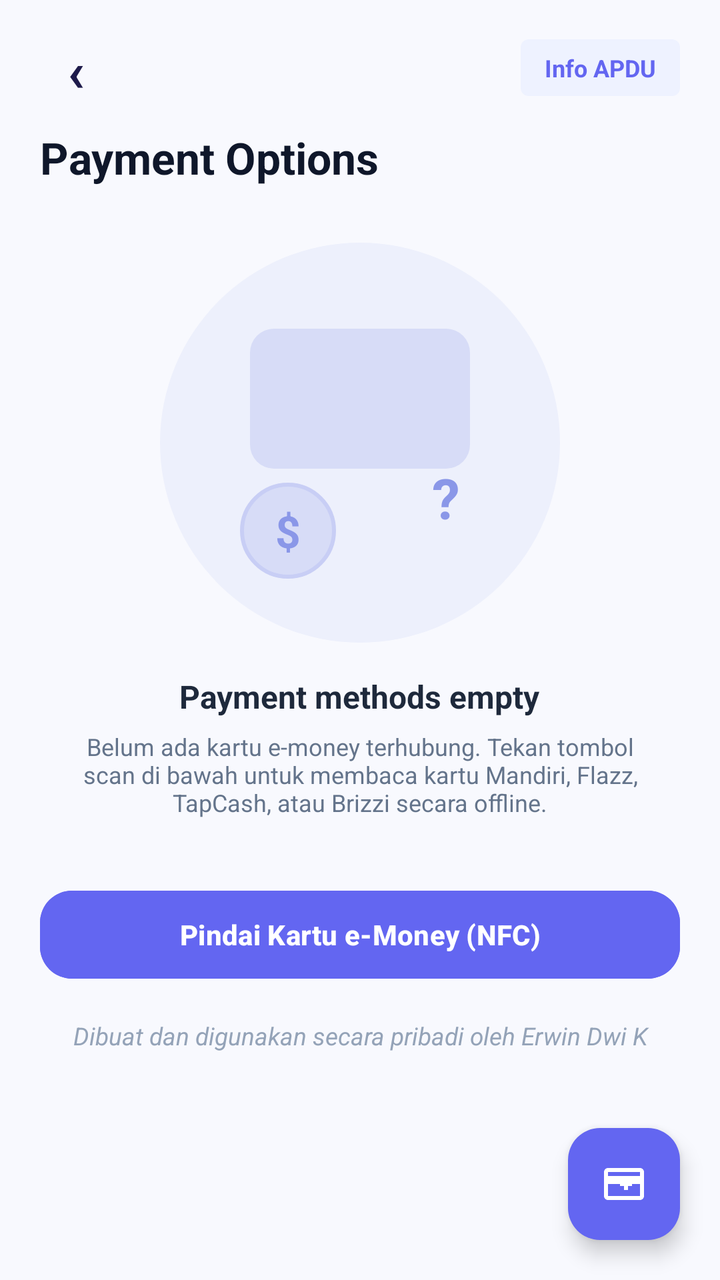
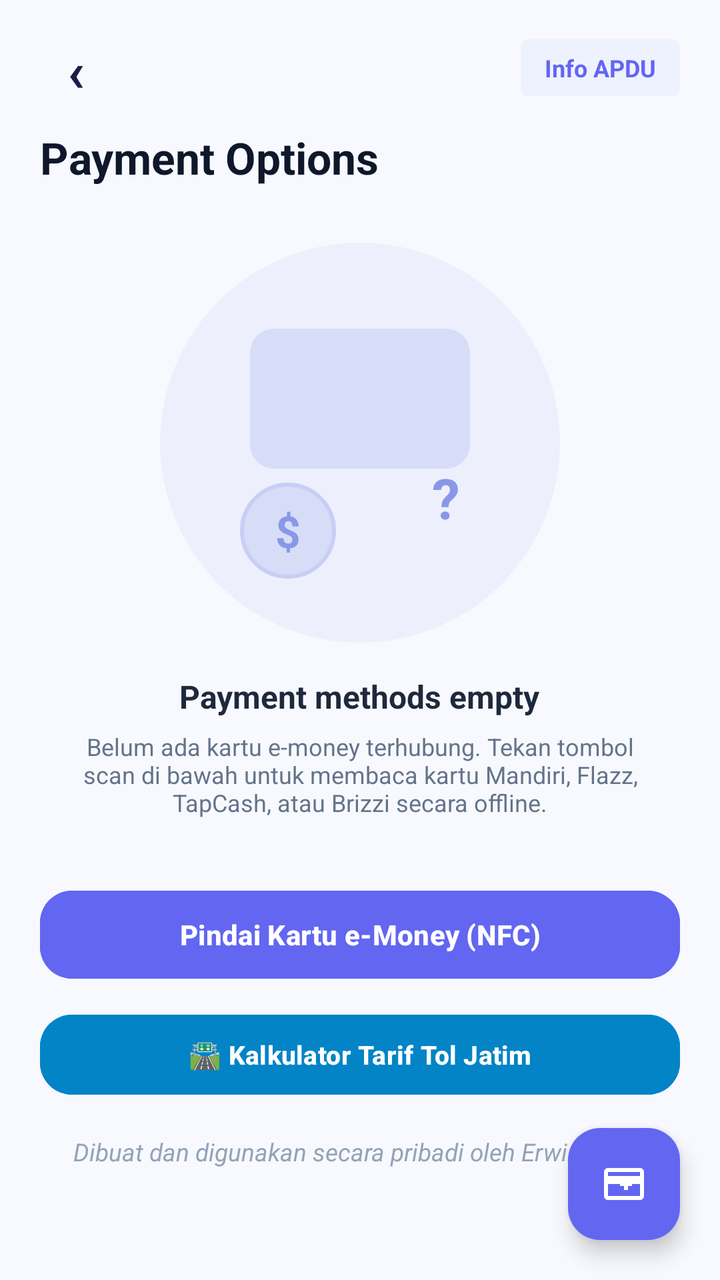

Compare the two renders of this Android layout. The source of the first and the diff that turns it into the second are given below.
<!-- AndroidManifest.xml: application theme Theme.NfcEMoneyReader -->
<!-- res/layout/activity_main.xml -->
<?xml version="1.0" encoding="utf-8"?>
<androidx.coordinatorlayout.widget.CoordinatorLayout
    xmlns:android="http://schemas.android.com/apk/res/android"
    xmlns:app="http://schemas.android.com/apk/res-auto"
    xmlns:tools="http://schemas.android.com/tools"
    android:id="@+id/rootCoordinator"
    android:layout_width="match_parent"
    android:layout_height="match_parent"
    android:fitsSystemWindows="true"
    android:background="#F8F9FE">

    
    <androidx.core.widget.NestedScrollView
        android:layout_width="match_parent"
        android:layout_height="match_parent"
        android:fillViewport="true">

        <LinearLayout
            android:layout_width="match_parent"
            android:layout_height="wrap_content"
            android:orientation="vertical"
            android:paddingHorizontal="20dp"
            android:paddingTop="16dp"
            android:paddingBottom="36dp">

            
            <RelativeLayout
                android:layout_width="match_parent"
                android:layout_height="wrap_content"
                android:layout_marginBottom="12dp">

                <TextView
                    android:id="@+id/btnNavBack"
                    android:layout_width="36dp"
                    android:layout_height="36dp"
                    android:layout_alignParentStart="true"
                    android:layout_centerVertical="true"
                    android:gravity="center"
                    android:text="‹"
                    android:textColor="#1E1B4B"
                    android:textSize="28sp"
                    android:textStyle="bold" />

                <TextView
                    android:id="@+id/btnSkipOrAction"
                    android:layout_width="wrap_content"
                    android:layout_height="wrap_content"
                    android:layout_alignParentEnd="true"
                    android:layout_centerVertical="true"
                    android:paddingHorizontal="12dp"
                    android:paddingVertical="6dp"
                    android:background="@drawable/bg_badge_rounded"
                    android:backgroundTint="#EEF2FF"
                    android:text="Info APDU"
                    android:textColor="#6366F1"
                    android:textSize="12sp"
                    android:textStyle="bold" />
            </RelativeLayout>

            
            <LinearLayout
                android:id="@+id/layoutStateHome"
                android:layout_width="match_parent"
                android:layout_height="wrap_content"
                android:orientation="vertical"
                android:visibility="visible">

                <TextView
                    android:layout_width="wrap_content"
                    android:layout_height="wrap_content"
                    android:text="Payment Options"
                    android:textColor="#0F172A"
                    android:textSize="22sp"
                    android:textStyle="bold"
                    android:layout_marginBottom="16dp" />

                
                <LinearLayout
                    android:layout_width="match_parent"
                    android:layout_height="wrap_content"
                    android:gravity="center"
                    android:orientation="vertical"
                    android:layout_marginVertical="12dp">

                    <FrameLayout
                        android:layout_width="200dp"
                        android:layout_height="200dp"
                        android:background="@drawable/bg_empty_circle">

                        
                        <View
                            android:layout_width="110dp"
                            android:layout_height="70dp"
                            android:layout_gravity="center"
                            android:layout_marginBottom="22dp"
                            android:background="@drawable/bg_ghost_card" />

                        
                        <TextView
                            android:layout_width="48dp"
                            android:layout_height="48dp"
                            android:layout_gravity="bottom|start"
                            android:layout_marginStart="40dp"
                            android:layout_marginBottom="32dp"
                            android:background="@drawable/bg_coin_circle"
                            android:gravity="center"
                            android:text="$"
                            android:textColor="#8A97E8"
                            android:textSize="22sp"
                            android:textStyle="bold" />

                        
                        <TextView
                            android:layout_width="wrap_content"
                            android:layout_height="wrap_content"
                            android:layout_gravity="bottom|end"
                            android:layout_marginEnd="50dp"
                            android:layout_marginBottom="54dp"
                            android:text="?"
                            android:textColor="#8A97E8"
                            android:textSize="28sp"
                            android:textStyle="bold" />
                    </FrameLayout>

                    <TextView
                        android:layout_width="wrap_content"
                        android:layout_height="wrap_content"
                        android:layout_marginTop="16dp"
                        android:text="Payment methods empty"
                        android:textColor="#1E293B"
                        android:textSize="16sp"
                        android:textStyle="bold" />

                    <TextView
                        android:layout_width="wrap_content"
                        android:layout_height="wrap_content"
                        android:layout_marginTop="6dp"
                        android:gravity="center"
                        android:paddingHorizontal="16dp"
                        android:text="Belum ada kartu e-money terhubung. Tekan tombol scan di bawah untuk membaca kartu Mandiri, Flazz, TapCash, atau Brizzi secara offline."
                        android:textColor="#64748B"
                        android:textSize="12sp" />
                </LinearLayout>

                
                <com.google.android.material.button.MaterialButton
                    android:id="@+id/btnMainScanNfc"
                    android:layout_width="match_parent"
                    android:layout_height="52dp"
                    android:layout_marginTop="20dp"
                    android:backgroundTint="#6366F1"
                    android:text="Pindai Kartu e-Money (NFC)"
                    android:textAllCaps="false"
                    android:textColor="#FFFFFF"
                    android:textSize="14sp"
                    android:textStyle="bold"
                    app:cornerRadius="16dp" />
            </LinearLayout>

            
            <LinearLayout
                android:id="@+id/layoutStateResult"
                android:layout_width="match_parent"
                android:layout_height="wrap_content"
                android:orientation="vertical"
                android:visibility="gone"
                tools:visibility="visible">

                
                <FrameLayout
                    android:layout_width="match_parent"
                    android:layout_height="240dp"
                    android:layout_marginVertical="6dp">

                    
                    <View
                        android:layout_width="150dp"
                        android:layout_height="215dp"
                        android:layout_gravity="center"
                        android:layout_marginEnd="65dp"
                        android:rotation="-14"
                        android:background="@drawable/bg_fanned_back_card" />

                    
                    <View
                        android:layout_width="150dp"
                        android:layout_height="215dp"
                        android:layout_gravity="center"
                        android:layout_marginStart="65dp"
                        android:rotation="14"
                        android:background="@drawable/bg_fanned_back_card" />

                    
                    <com.google.android.material.card.MaterialCardView
                        android:id="@+id/cardFrontPortrait"
                        android:layout_width="165dp"
                        android:layout_height="225dp"
                        android:layout_gravity="center"
                        app:cardBackgroundColor="#041B37"
                        app:cardCornerRadius="18dp"
                        app:cardElevation="10dp"
                        app:strokeWidth="1.5dp"
                        app:strokeColor="#40F59E0B">

                        <RelativeLayout
                            android:id="@+id/layoutCardFrontInner"
                            android:layout_width="match_parent"
                            android:layout_height="match_parent"
                            android:padding="14dp">

                            
                            <TextView
                                android:id="@+id/tvFrontCardHolder"
                                android:layout_width="wrap_content"
                                android:layout_height="wrap_content"
                                android:layout_alignParentStart="true"
                                android:layout_centerVertical="true"
                                android:rotation="-90"
                                android:visibility="gone"
                                android:text=""
                                android:textColor="#E2E8F0"
                                android:textSize="10sp"
                                android:textStyle="bold"
                                android:letterSpacing="0.08" />

                            
                            <LinearLayout
                                android:layout_width="wrap_content"
                                android:layout_height="wrap_content"
                                android:layout_alignParentEnd="true"
                                android:gravity="center_horizontal"
                                android:orientation="vertical">

                                <View
                                    android:id="@+id/viewGoldChip"
                                    android:layout_width="28dp"
                                    android:layout_height="20dp"
                                    android:background="@drawable/bg_chip_emv_gold" />

                                <TextView
                                    android:id="@+id/tvCardContactless"
                                    android:layout_width="wrap_content"
                                    android:layout_height="wrap_content"
                                    android:layout_marginTop="2dp"
                                    android:rotation="90"
                                    android:text=")))"
                                    android:textColor="#F8FAFC"
                                    android:textSize="11sp"
                                    android:textStyle="bold" />
                            </LinearLayout>

                            
                            <LinearLayout
                                android:layout_width="match_parent"
                                android:layout_height="wrap_content"
                                android:layout_alignParentBottom="true"
                                android:orientation="vertical">

                                <RelativeLayout
                                    android:layout_width="match_parent"
                                    android:layout_height="wrap_content">

                                    <LinearLayout
                                        android:layout_width="wrap_content"
                                        android:layout_height="wrap_content"
                                        android:layout_alignParentStart="true"
                                        android:orientation="vertical">

                                        
                                        <TextView
                                            android:id="@+id/tvCardBankTitle"
                                            android:layout_width="wrap_content"
                                            android:layout_height="wrap_content"
                                            android:text="MANDIRI"
                                            android:textColor="#FFFFFF"
                                            android:textSize="12sp"
                                            android:textStyle="bold"
                                            android:letterSpacing="0.06" />

                                        
                                        <TextView
                                            android:id="@+id/tvCardProductBadge"
                                            android:layout_width="wrap_content"
                                            android:layout_height="wrap_content"
                                            android:layout_marginTop="2dp"
                                            android:background="@drawable/bg_badge_rounded"
                                            android:paddingHorizontal="6dp"
                                            android:paddingVertical="1dp"
                                            android:text="e-money"
                                            android:textColor="#041B37"
                                            android:textSize="9sp"
                                            android:textStyle="bold" />
                                    </LinearLayout>

                                    
                                    <LinearLayout
                                        android:layout_width="wrap_content"
                                        android:layout_height="wrap_content"
                                        android:layout_alignParentEnd="true"
                                        android:layout_centerVertical="true"
                                        android:orientation="horizontal">

                                        <View
                                            android:id="@+id/viewCardCircle1"
                                            android:layout_width="18dp"
                                            android:layout_height="18dp"
                                            android:background="@drawable/circle_red" />

                                        <View
                                            android:id="@+id/viewCardCircle2"
                                            android:layout_width="18dp"
                                            android:layout_height="18dp"
                                            android:layout_marginStart="-6dp"
                                            android:background="@drawable/circle_orange" />
                                    </LinearLayout>
                                </RelativeLayout>

                                
                                <TextView
                                    android:id="@+id/tvCardNumberOnCard"
                                    android:layout_width="wrap_content"
                                    android:layout_height="wrap_content"
                                    android:layout_marginTop="6dp"
                                    android:fontFamily="monospace"
                                    android:text="6032 •••• •••• 8192"
                                    android:textColor="#CCFFFFFF"
                                    android:textSize="9sp"
                                    android:textStyle="bold"
                                    android:letterSpacing="0.06" />
                            </LinearLayout>
                        </RelativeLayout>
                    </com.google.android.material.card.MaterialCardView>
                </FrameLayout>

                
                <ImageView
                    android:layout_width="28dp"
                    android:layout_height="28dp"
                    android:layout_gravity="center"
                    android:layout_marginVertical="6dp"
                    android:src="@drawable/ic_nfc_scan"
                    app:tint="#CBD5E1" />

                
                <com.google.android.material.card.MaterialCardView
                    android:layout_width="match_parent"
                    android:layout_height="wrap_content"
                    android:layout_marginBottom="12dp"
                    app:cardBackgroundColor="#FFFFFF"
                    app:cardCornerRadius="16dp"
                    app:cardElevation="2dp"
                    app:strokeColor="#E2E8F0"
                    app:strokeWidth="1dp">

                    <LinearLayout
                        android:layout_width="match_parent"
                        android:layout_height="wrap_content"
                        android:gravity="center"
                        android:orientation="vertical"
                        android:padding="14dp">

                        <TextView
                            android:id="@+id/tvResultIssuerLabel"
                            android:layout_width="wrap_content"
                            android:layout_height="wrap_content"
                            android:text="SALDO CHIP e-MONEY (100% OFFLINE)"
                            android:textColor="#6366F1"
                            android:textSize="11sp"
                            android:textStyle="bold" />

                        <TextView
                            android:id="@+id/tvResultBalanceAmount"
                            android:layout_width="wrap_content"
                            android:layout_height="wrap_content"
                            android:layout_marginTop="2dp"
                            android:text="Rp 85.000"
                            android:textColor="#0F172A"
                            android:textSize="26sp"
                            android:textStyle="bold" />
                    </LinearLayout>
                </com.google.android.material.card.MaterialCardView>

                
                <TextView
                    android:layout_width="wrap_content"
                    android:layout_height="wrap_content"
                    android:text="Card Number"
                    android:textColor="#64748B"
                    android:textSize="12sp"
                    android:textStyle="bold"
                    android:layout_marginBottom="4dp" />

                <com.google.android.material.textfield.TextInputLayout
                    style="@style/Widget.MaterialComponents.TextInputLayout.OutlinedBox"
                    android:layout_width="match_parent"
                    android:layout_height="wrap_content"
                    android:layout_marginBottom="10dp"
                    app:boxCornerRadiusBottomEnd="12dp"
                    app:boxCornerRadiusBottomStart="12dp"
                    app:boxCornerRadiusTopEnd="12dp"
                    app:boxCornerRadiusTopStart="12dp"
                    app:boxStrokeColor="#E2E8F0">

                    <com.google.android.material.textfield.TextInputEditText
                        android:id="@+id/etResultCardNumber"
                        android:layout_width="match_parent"
                        android:layout_height="wrap_content"
                        android:editable="false"
                        android:focusable="false"
                        android:fontFamily="monospace"
                        android:text="6032 0182 9381 8192"
                        android:textColor="#0F172A"
                        android:textSize="13sp"
                        android:textStyle="bold" />
                </com.google.android.material.textfield.TextInputLayout>

                <TextView
                    android:layout_width="wrap_content"
                    android:layout_height="wrap_content"
                    android:text="Name on Card"
                    android:textColor="#64748B"
                    android:textSize="12sp"
                    android:textStyle="bold"
                    android:layout_marginBottom="4dp" />

                <com.google.android.material.textfield.TextInputLayout
                    style="@style/Widget.MaterialComponents.TextInputLayout.OutlinedBox"
                    android:layout_width="match_parent"
                    android:layout_height="wrap_content"
                    android:layout_marginBottom="12dp"
                    app:boxCornerRadiusBottomEnd="12dp"
                    app:boxCornerRadiusBottomStart="12dp"
                    app:boxCornerRadiusTopEnd="12dp"
                    app:boxCornerRadiusTopStart="12dp"
                    app:boxStrokeColor="#E2E8F0">

                    <com.google.android.material.textfield.TextInputEditText
                        android:id="@+id/etResultCardHolder"
                        android:layout_width="match_parent"
                        android:layout_height="wrap_content"
                        android:editable="false"
                        android:focusable="false"
                        android:hint="Nama Pemilik (Opsional)"
                        android:text=""
                        android:textColor="#0F172A"
                        android:textSize="13sp"
                        android:textStyle="bold" />
                </com.google.android.material.textfield.TextInputLayout>

                
                <TextView
                    android:layout_width="wrap_content"
                    android:layout_height="wrap_content"
                    android:layout_gravity="center"
                    android:text="Supported Networks: Mandiri • Flazz • TapCash • Brizzi • JakCard"
                    android:textColor="#94A3B8"
                    android:textSize="11sp"
                    android:layout_marginBottom="14dp" />

                
                <com.google.android.material.button.MaterialButton
                    android:id="@+id/btnContinueOrRescan"
                    android:layout_width="match_parent"
                    android:layout_height="52dp"
                    android:backgroundTint="#6366F1"
                    android:text="Continue"
                    android:textAllCaps="false"
                    android:textColor="#FFFFFF"
                    android:textSize="15sp"
                    android:textStyle="bold"
                    app:cornerRadius="16dp" />
            </LinearLayout>

            
            <TextView
                android:layout_width="match_parent"
                android:layout_height="wrap_content"
                android:layout_marginTop="16dp"
                android:layout_marginBottom="6dp"
                android:gravity="center"
                android:fontFamily="sans-serif"
                android:textStyle="italic"
                android:textSize="6pt"
                android:textColor="#94A3B8"
                android:text="Dibuat dan digunakan secara pribadi oleh Erwin Dwi K" />

        </LinearLayout>
    </androidx.core.widget.NestedScrollView>

    
    <com.google.android.material.floatingactionbutton.FloatingActionButton
        android:id="@+id/fabScan"
        android:layout_width="wrap_content"
        android:layout_height="wrap_content"
        android:layout_gravity="bottom|end"
        android:layout_margin="20dp"
        android:backgroundTint="#6366F1"
        android:contentDescription="Scan NFC"
        app:elevation="6dp"
        app:srcCompat="@drawable/ic_card_scan_fab"
        app:tint="#FFFFFF" />

</androidx.coordinatorlayout.widget.CoordinatorLayout>
<!-- resources referenced by this layout -->
<resources>
  <!-- drawable bg_badge_rounded (drawable) -->
  <?xml version="1.0" encoding="utf-8"?>
  <shape xmlns:android="http://schemas.android.com/apk/res/android"
      android:shape="rectangle">
      <solid android:color="#F59E0B" />
      <corners android:radius="4dp" />
  </shape>
  <!-- drawable bg_chip_emv_gold (drawable) -->
  <?xml version="1.0" encoding="utf-8"?>
  <shape xmlns:android="http://schemas.android.com/apk/res/android"
      android:shape="rectangle">
      <gradient
          android:angle="45"
          android:startColor="#F59E0B"
          android:centerColor="#FDE68A"
          android:endColor="#D97706"
          android:type="linear" />
      <corners android:radius="4dp" />
      <stroke
          android:width="1dp"
          android:color="#B45309" />
  </shape>
  <!-- drawable bg_coin_circle (drawable) -->
  <?xml version="1.0" encoding="utf-8"?>
  <shape xmlns:android="http://schemas.android.com/apk/res/android"
      android:shape="oval">
      <solid android:color="#D7DCF7" />
      <stroke android:width="2dp" android:color="#C8CEF5" />
  </shape>
  <!-- drawable bg_empty_circle (drawable) -->
  <?xml version="1.0" encoding="utf-8"?>
  <shape xmlns:android="http://schemas.android.com/apk/res/android"
      android:shape="oval">
      <solid android:color="#EDF0FC" />
  </shape>
  <!-- drawable bg_fanned_back_card (drawable) -->
  <?xml version="1.0" encoding="utf-8"?>
  <shape xmlns:android="http://schemas.android.com/apk/res/android"
      android:shape="rectangle">
      <solid android:color="#E2E8F0" />
      <stroke android:width="1dp" android:color="#CBD5E1" />
      <corners android:radius="18dp" />
  </shape>
  <!-- drawable bg_ghost_card (drawable) -->
  <?xml version="1.0" encoding="utf-8"?>
  <shape xmlns:android="http://schemas.android.com/apk/res/android"
      android:shape="rectangle">
      <solid android:color="#D7DCF7" />
      <corners android:radius="12dp" />
  </shape>
  <!-- drawable circle_orange (drawable) -->
  <?xml version="1.0" encoding="utf-8"?>
  <shape xmlns:android="http://schemas.android.com/apk/res/android"
      android:shape="oval">
      <solid android:color="#F79E1B" />
  </shape>
  <!-- drawable circle_red (drawable) -->
  <?xml version="1.0" encoding="utf-8"?>
  <shape xmlns:android="http://schemas.android.com/apk/res/android"
      android:shape="oval">
      <solid android:color="#EB001B" />
  </shape>
  <!-- drawable ic_card_scan_fab (drawable) -->
  <vector xmlns:android="http://schemas.android.com/apk/res/android"
      android:width="24dp"
      android:height="24dp"
      android:viewportWidth="24"
      android:viewportHeight="24">
    <path
        android:fillColor="#FFFFFFFF"
        android:pathData="M20,4H4C2.89,4 2.01,4.89 2.01,6L2,18c0,1.11 0.89,2 2,2h16c1.11,0 2,-0.89 2,-2V6C22,4.89 21.11,4 20,4zM20,18H4v-6h16V18zM20,8H4V6h16V8z"/>
    <path
        android:fillColor="#FFFFFFFF"
        android:pathData="M16,13h-2v2h-2v-2h-2v-2h2v-2h2v2h2V13z"/>
  </vector>
  <color name="primary">#6366F1</color>
  <color name="secondary">#0EA5E9</color>
  <color name="primary_light">#818CF8</color>
  <color name="primary_dark">#4F46E5</color>
  <color name="text_white">#FFFFFF</color>
  <color name="background">#F8FAFC</color>
  <color name="surface">#FFFFFF</color>
  <color name="text_primary">#0F172A</color>
  <!-- unchanged entries left out for length: 2 -->
</resources>

<!-- the commit's change to res/layout/activity_main.xml (unified diff, before → after) -->
@@ -153,6 +153,20 @@
                     android:textAllCaps="false"
                     android:textColor="#FFFFFF"
                     android:textSize="14sp"
+                    android:textStyle="bold"
+                    app:cornerRadius="16dp" />
+
+                
+                <com.google.android.material.button.MaterialButton
+                    android:id="@+id/btnMainTollCalc"
+                    android:layout_width="match_parent"
+                    android:layout_height="48dp"
+                    android:layout_marginTop="10dp"
+                    android:backgroundTint="#0284C7"
+                    android:text="🛣️ Kalkulator Tarif Tol Jatim"
+                    android:textAllCaps="false"
+                    android:textColor="#FFFFFF"
+                    android:textSize="13sp"
                     android:textStyle="bold"
                     app:cornerRadius="16dp" />
             </LinearLayout>
@@ -459,6 +473,20 @@
 
                 
                 <com.google.android.material.button.MaterialButton
+                    android:id="@+id/btnResultTollCalc"
+                    android:layout_width="match_parent"
+                    android:layout_height="48dp"
+                    android:layout_marginBottom="10dp"
+                    android:backgroundTint="#0284C7"
+                    android:text="🛣️ Hitung Tarif Tol dengan Saldo Ini"
+                    android:textAllCaps="false"
+                    android:textColor="#FFFFFF"
+                    android:textSize="13sp"
+                    android:textStyle="bold"
+                    app:cornerRadius="16dp" />
+
+                
+                <com.google.android.material.button.MaterialButton
                     android:id="@+id/btnContinueOrRescan"
                     android:layout_width="match_parent"
                     android:layout_height="52dp"
